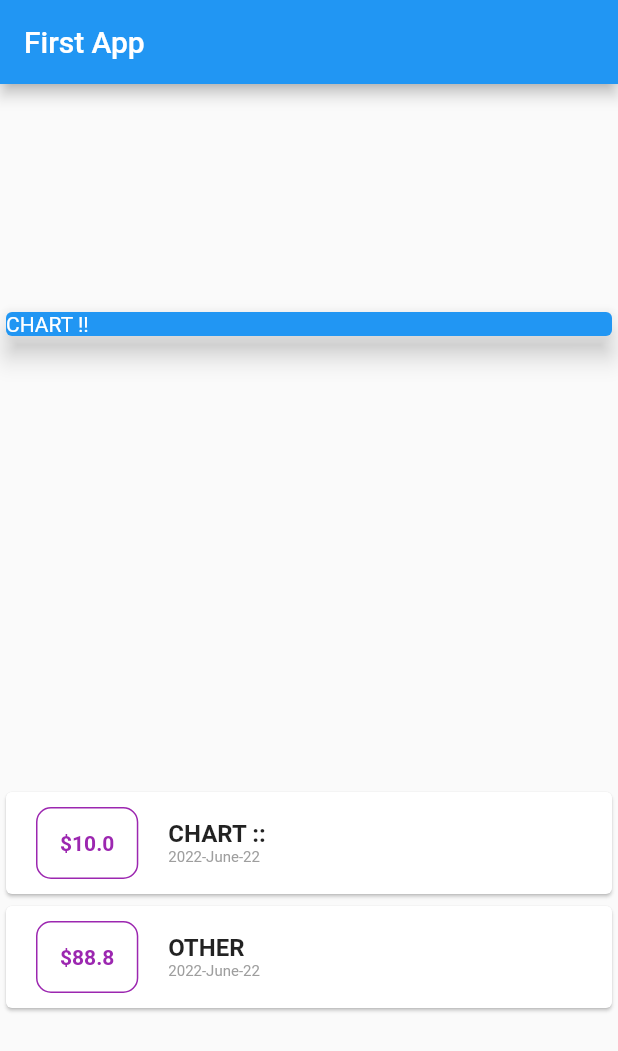
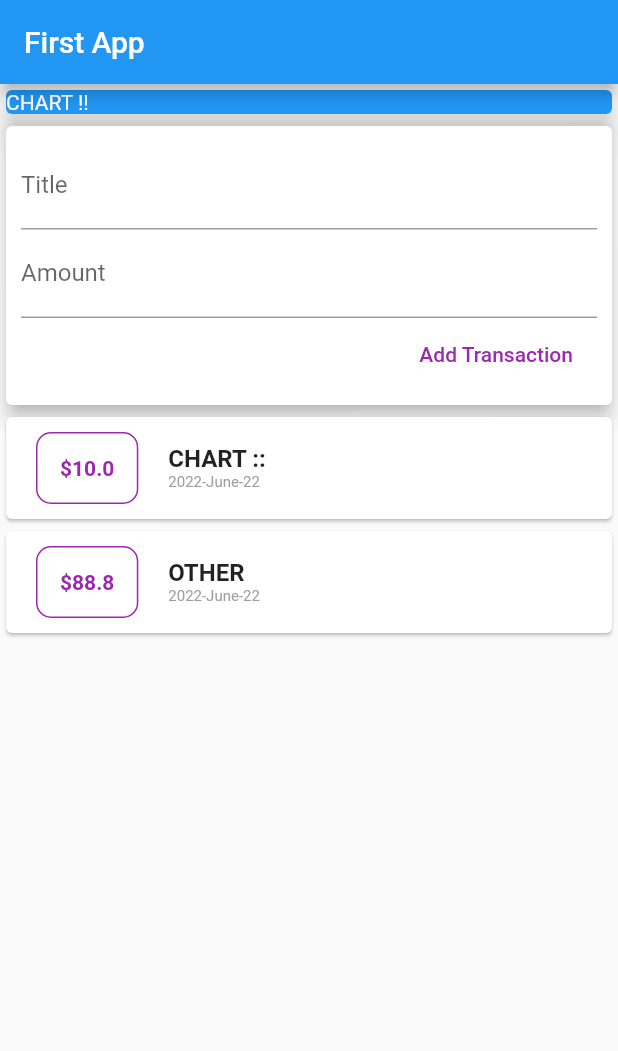
Before and after one commit to TIENTCHEUisrael/transaction, a Flutter app: the screen it shows after launch, on a phone screen of 412 x 824 dp. Shown: the top 1051 px of the screen. Run offline on Flutter 3.47's test engine with Material 2 defaults, Android fonts, the phone set to English and light mode, and no system bars.

Commit message:
adding textField and button FlatButton for the interferences with users.

```diff
--- a/lib/main.dart
+++ b/lib/main.dart
@@ -30,7 +30,7 @@ class MyhomePage extends StatelessWidget{
        ),
      ),
      body: Column(
-       mainAxisAlignment: MainAxisAlignment.spaceAround,
+       //mainAxisAlignment: MainAxisAlignment.start,
        crossAxisAlignment: CrossAxisAlignment.center,
        children: <Widget>[
          Container(
@@ -44,6 +44,22 @@ class MyhomePage extends StatelessWidget{
                ),
              ),
              elevation: 7,
+           ),
+         ),//les champs de saisie
+         Card(
+           elevation:5,
+           child:Container(
+             padding: EdgeInsets.all(10),
+             child:Column(
+               crossAxisAlignment: CrossAxisAlignment.end,
+               children:<Widget>[
+                 TextField(decoration:InputDecoration(labelText: 'Title'),),
+                 TextField(decoration:InputDecoration(labelText: 'Amount'),),
+                 FlatButton(onPressed: (){
+                   print('Boutton is pressed');
+                 }, child: Text('Add Transaction',style:TextStyle(color:Colors.purple),),),
+               ],
+             ),
            ),
          ),
          Column(
```
